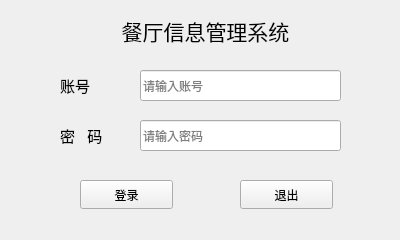
Qt form restaurantManagerment/page_login.ui (friendfan1/-Salay-Management-System) before a commit.
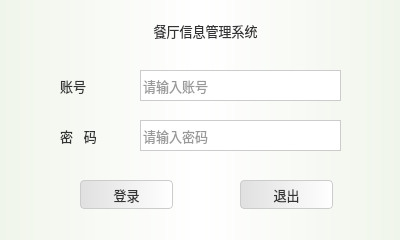
The same form after that commit. Icons and pictures are not drawn.

```diff
--- a/restaurantManagerment/page_login.ui
+++ b/restaurantManagerment/page_login.ui
@@ -32,6 +32,52 @@
   <property name="toolTip">
    <string>这是登录窗口</string>
   </property>
+  <property name="styleSheet">
+   <string notr="true"> QWidget{   background: qlineargradient(spread:pad, x1:0, y1:0, x2:1, y2:0, stop:0 rgba(240, 245, 235, 1), stop:0.5 rgba(255, 255, 255, 1), stop:1 rgba(240, 245, 235, 1)); /* Gradient from light green to white to light green */
+    color: #333333; /* Dark Grey */
+    font-family: &quot;Segoe UI&quot;, sans-serif;
+    font-size: 10pt;
+}
+QTableWidget {
+    background-color: #FFFFFF; /* White */
+    color: #333333; /* Dark Grey */
+    gridline-color: #CCCCCC; /* Light Grey */
+    border: 1px solid #CCCCCC; /* Light Grey Border */
+    font-family: &quot;Segoe UI&quot;, sans-serif;
+    font-size: 10pt;
+}
+QLineEdit{
+background-color: #FFFFFF; /* White */
+    color: #333333; /* Dark Grey */
+    gridline-color: #CCCCCC; /* Light Grey */
+    border: 1px solid #CCCCCC; /* Light Grey Border */
+    font-family: &quot;Segoe UI&quot;, sans-serif;
+    font-size: 10pt;
+}
+
+/* Buttons common style */
+
+QPushButton {
+    background: qlineargradient(spread:pad, x1:0, y1:0, x2:1, y2:0, stop:0 #E0E0E0, stop:1 #FFFFFF); /* Light Grey to White Gradient */
+    color: #333333; /* Dark Grey */
+    border: 1px solid #CCCCCC; /* Light Grey Border */
+    border-radius: 4px;
+    padding: 5px;
+    font-family: &quot;Segoe UI&quot;, sans-serif;
+    font-size: 10pt;
+}
+
+QPushButton:hover {
+    background-color: #D6D6D6; /* Slightly Darker Grey */
+}
+
+QPushButton:pressed {
+    background-color: #BFBFBF; /* Darker Grey */
+}
+/* Common background widget style */
+
+</string>
+  </property>
   <widget class="QLineEdit" name="le_userID">
    <property name="geometry">
     <rect>
@@ -107,9 +153,13 @@
    </property>
    <property name="font">
     <font>
-     <pointsize>11</pointsize>
+     <family>Segoe UI</family>
+     <pointsize>10</pointsize>
     </font>
    </property>
+   <property name="styleSheet">
+    <string notr="true">background-color: transparent;</string>
+   </property>
    <property name="text">
     <string>账号</string>
    </property>
@@ -125,9 +175,13 @@
    </property>
    <property name="font">
     <font>
-     <pointsize>11</pointsize>
+     <family>Segoe UI</family>
+     <pointsize>10</pointsize>
     </font>
    </property>
+   <property name="styleSheet">
+    <string notr="true">background-color: transparent;</string>
+   </property>
    <property name="text">
     <string>密   码</string>
    </property>
@@ -143,9 +197,13 @@
    </property>
    <property name="font">
     <font>
-     <pointsize>16</pointsize>
+     <family>Segoe UI</family>
+     <pointsize>10</pointsize>
     </font>
    </property>
+   <property name="styleSheet">
+    <string notr="true">background-color: transparent;</string>
+   </property>
    <property name="text">
     <string>餐厅信息管理系统</string>
    </property>
```
